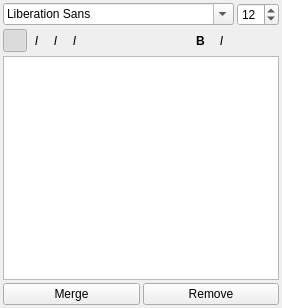
This is src/client/ui/textsettings.ui in drawpile/Drawpile as Qt 5 draws it before an edit. The edited form follows.
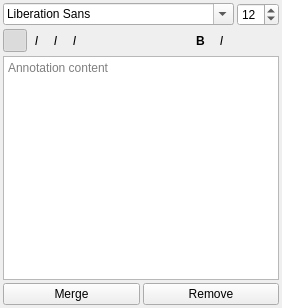
This is the edited form. Icons and pictures are not drawn. Custom widgets are drawn as their Qt base class.

Commit message: Add placeholder text to annotation edit box

Diff of the .ui file:
```diff
--- a/src/client/ui/textsettings.ui
+++ b/src/client/ui/textsettings.ui
@@ -321,7 +321,11 @@
     </layout>
    </item>
    <item>
-    <widget class="QTextEdit" name="content"/>
+    <widget class="QTextEdit" name="content">
+     <property name="placeholderText">
+      <string>Annotation content</string>
+     </property>
+    </widget>
    </item>
    <item>
     <layout class="QHBoxLayout">
```
